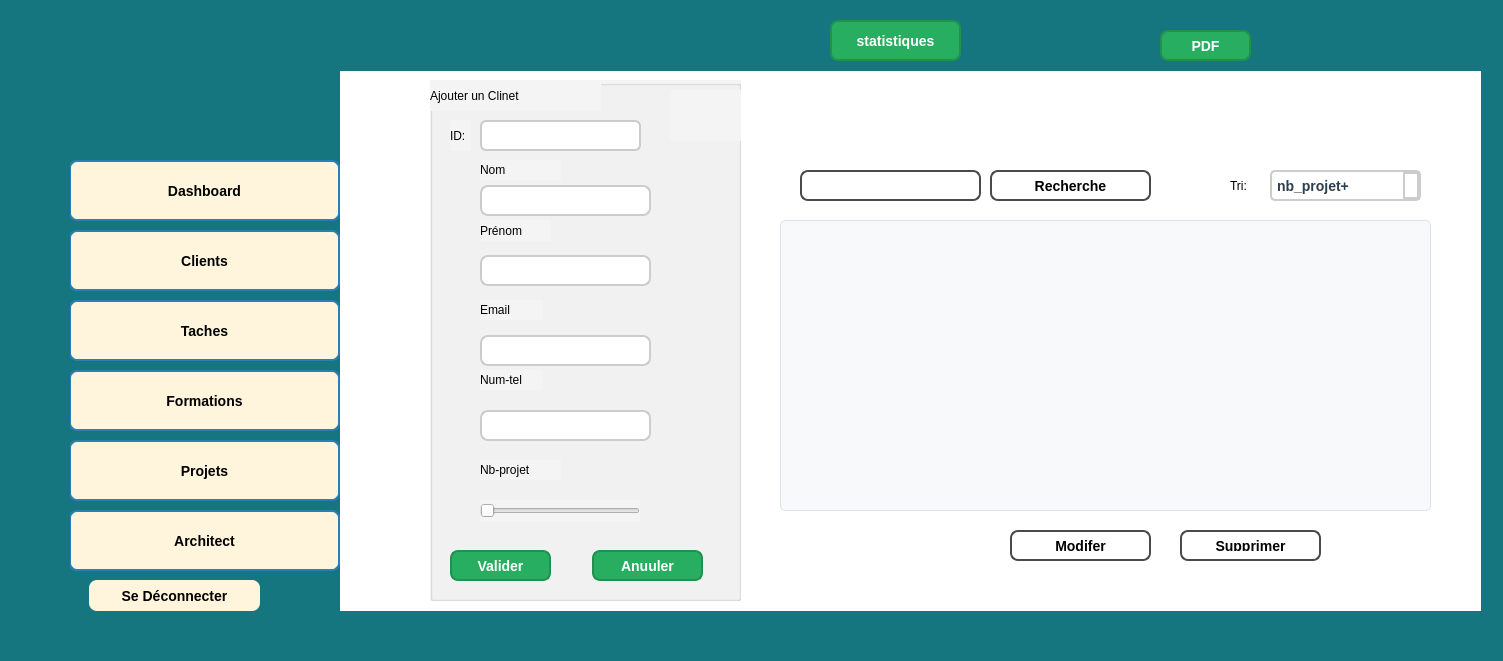
Qt form gclinet.ui (PCPP2425-esprit2A7/2a7-architect-) before a commit.
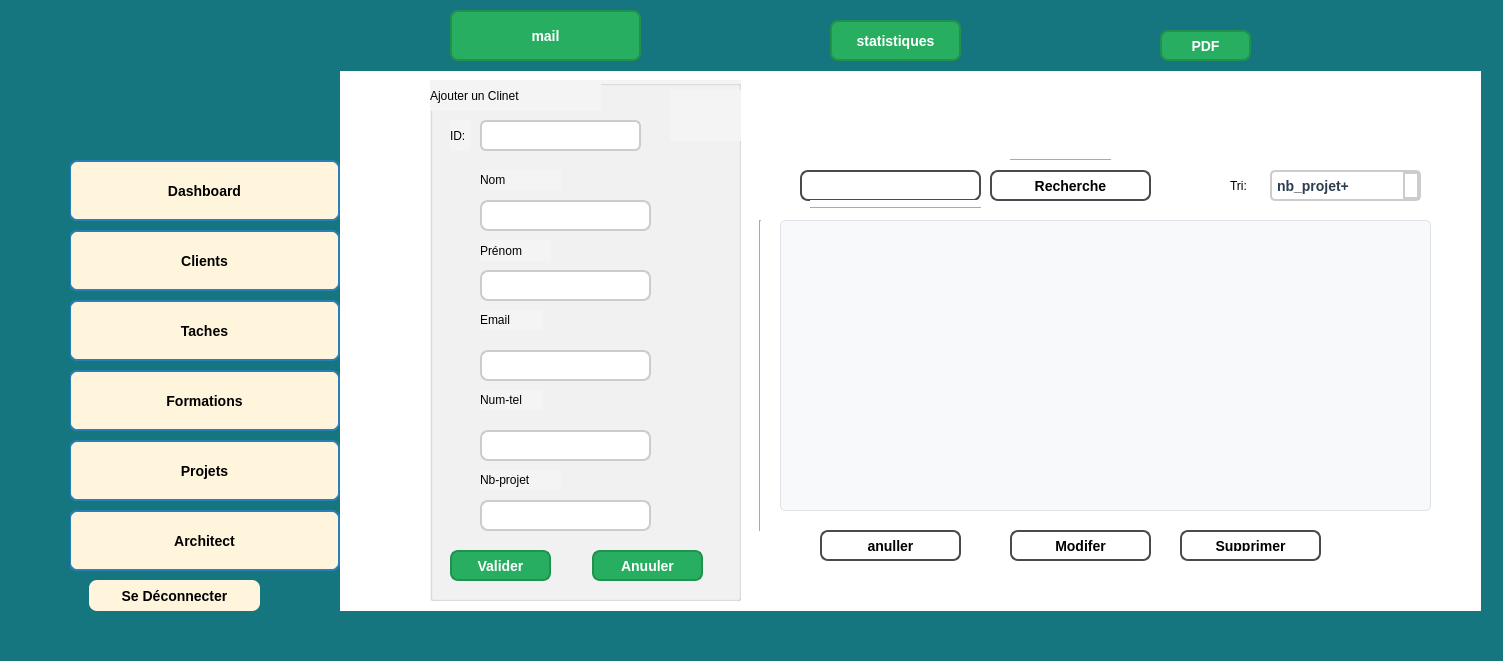
The same form after that commit. Icons and pictures are not drawn.

What changed in the file:
```diff
--- a/gclinet.ui
+++ b/gclinet.ui
@@ -84,7 +84,7 @@
        <property name="geometry">
         <rect>
          <x>50</x>
-         <y>80</y>
+         <y>90</y>
          <width>81</width>
          <height>20</height>
         </rect>
@@ -100,7 +100,7 @@
        <property name="geometry">
         <rect>
          <x>50</x>
-         <y>140</y>
+         <y>160</y>
          <width>71</width>
          <height>21</height>
         </rect>
@@ -113,7 +113,7 @@
        <property name="geometry">
         <rect>
          <x>50</x>
-         <y>220</y>
+         <y>230</y>
          <width>63</width>
          <height>20</height>
         </rect>
@@ -126,7 +126,7 @@
        <property name="geometry">
         <rect>
          <x>50</x>
-         <y>290</y>
+         <y>310</y>
          <width>63</width>
          <height>20</height>
         </rect>
@@ -139,7 +139,7 @@
        <property name="geometry">
         <rect>
          <x>50</x>
-         <y>380</y>
+         <y>390</y>
          <width>81</width>
          <height>20</height>
         </rect>
@@ -152,7 +152,7 @@
        <property name="geometry">
         <rect>
          <x>50</x>
-         <y>105</y>
+         <y>120</y>
          <width>171</width>
          <height>31</height>
         </rect>
@@ -172,7 +172,7 @@
        <property name="geometry">
         <rect>
          <x>50</x>
-         <y>175</y>
+         <y>190</y>
          <width>171</width>
          <height>31</height>
         </rect>
@@ -195,7 +195,7 @@
        <property name="geometry">
         <rect>
          <x>50</x>
-         <y>255</y>
+         <y>270</y>
          <width>171</width>
          <height>31</height>
         </rect>
@@ -215,7 +215,7 @@
        <property name="geometry">
         <rect>
          <x>50</x>
-         <y>330</y>
+         <y>350</y>
          <width>171</width>
          <height>31</height>
         </rect>
@@ -285,19 +285,6 @@
         <string>Anuuler</string>
        </property>
       </widget>
-      <widget class="QSlider" name="nbcProjet_2">
-       <property name="geometry">
-        <rect>
-         <x>50</x>
-         <y>420</y>
-         <width>160</width>
-         <height>22</height>
-        </rect>
-       </property>
-       <property name="orientation">
-        <enum>Qt::Orientation::Horizontal</enum>
-       </property>
-      </widget>
       <widget class="QLabel" name="label_8">
        <property name="geometry">
         <rect>
@@ -359,6 +346,26 @@
         <set>Qt::AlignmentFlag::AlignLeading|Qt::AlignmentFlag::AlignLeft|Qt::AlignmentFlag::AlignVCenter</set>
        </property>
       </widget>
+      <widget class="QLineEdit" name="nbcProjet_2">
+       <property name="geometry">
+        <rect>
+         <x>50</x>
+         <y>420</y>
+         <width>171</width>
+         <height>31</height>
+        </rect>
+       </property>
+       <property name="styleSheet">
+        <string notr="true">background-color: rgb(255, 255, 255);
+
+
+border-radius: 8px;
+padding: 8px 16px;
+font-size: 12px;
+font-weight: bold;
+</string>
+       </property>
+      </widget>
      </widget>
      <widget class="QTableView" name="tableView">
       <property name="geometry">
@@ -1064,6 +1071,33 @@
         <string/>
        </property>
       </widget>
+      <widget class="QPushButton" name="pushButton_envoyerMail">
+       <property name="geometry">
+        <rect>
+         <x>110</x>
+         <y>10</y>
+         <width>191</width>
+         <height>51</height>
+        </rect>
+       </property>
+       <property name="styleSheet">
+        <string notr="true">QPushButton {
+    background-color: #27ae60; /* Vert moderne */
+    color: white;
+    font-size: 14px;
+    font-weight: bold;
+    border: 2px solid #219150;
+    border-radius: 8px;
+    padding: 8px 15px;
+    transition: all 0.3s ease-in-out;
+}
+
+/* Effet au survol */</string>
+       </property>
+       <property name="text">
+        <string>mail</string>
+       </property>
+      </widget>
      </widget>
      <widget class="QLabel" name="label_9">
       <property name="geometry">
@@ -1081,6 +1115,80 @@
        <string>Tri:</string>
       </property>
      </widget>
+     <widget class="Line" name="line">
+      <property name="geometry">
+       <rect>
+        <x>940</x>
+        <y>150</y>
+        <width>101</width>
+        <height>20</height>
+       </rect>
+      </property>
+      <property name="orientation">
+       <enum>Qt::Orientation::Horizontal</enum>
+      </property>
+     </widget>
+     <widget class="Line" name="line_2">
+      <property name="geometry">
+       <rect>
+        <x>680</x>
+        <y>220</y>
+        <width>20</width>
+        <height>311</height>
+       </rect>
+      </property>
+      <property name="orientation">
+       <enum>Qt::Orientation::Vertical</enum>
+      </property>
+     </widget>
+     <widget class="Line" name="line_3">
+      <property name="geometry">
+       <rect>
+        <x>740</x>
+        <y>200</y>
+        <width>171</width>
+        <height>16</height>
+       </rect>
+      </property>
+      <property name="orientation">
+       <enum>Qt::Orientation::Horizontal</enum>
+      </property>
+     </widget>
+     <widget class="QPushButton" name="buttonAnnuler">
+      <property name="geometry">
+       <rect>
+        <x>750</x>
+        <y>530</y>
+        <width>141</width>
+        <height>31</height>
+       </rect>
+      </property>
+      <property name="styleSheet">
+       <string notr="true">QPushButton {
+   
+    color: Black;
+    font-size: 14px;
+    font-weight: bold;
+    border: 2px solid #4A4A4A;
+    border-radius: 8px;
+    padding: 8px 15px;
+    transition: all 0.3s ease-in-out;
+}
+
+QPushButton:hover {
+    
+    border: 2px solid #1f618d;
+}
+
+QPushButton:pressed {
+    background-color: #1f618d; /* Bleu encore plus foncé au clic */
+    border: 2px solid #154360;
+}</string>
+      </property>
+      <property name="text">
+       <string>anuller</string>
+      </property>
+     </widget>
     </widget>
     <widget class="QWidget" name="page_2">
      <widget class="QPushButton" name="pushButton_2">
```
Left out of the diff: 6 changed lines with no effect on the pictures.
